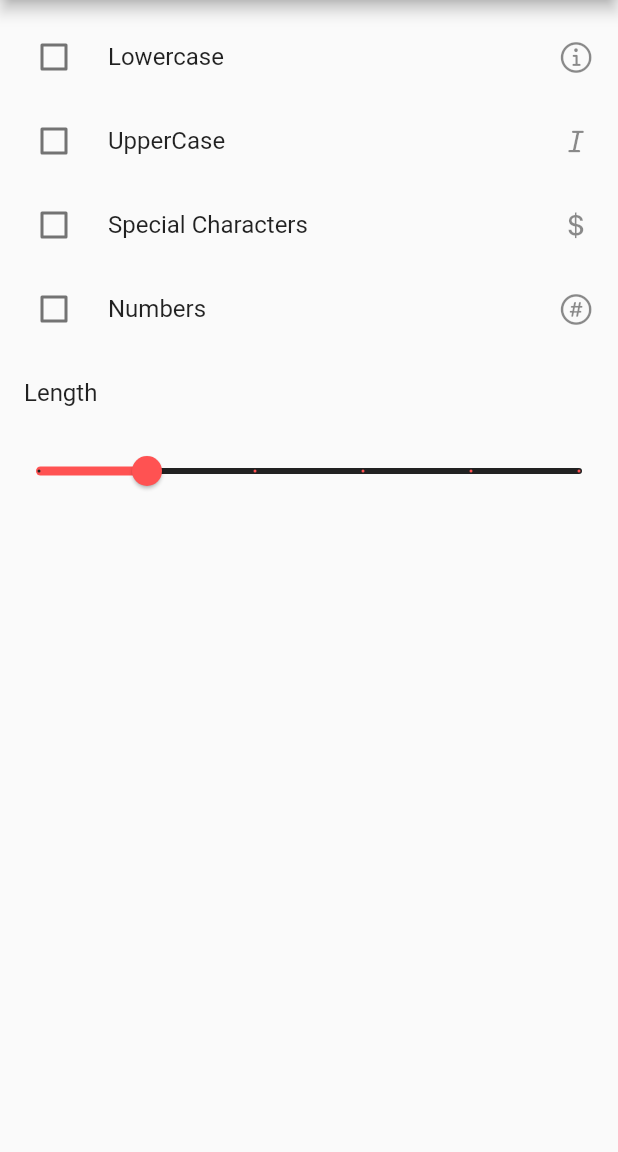
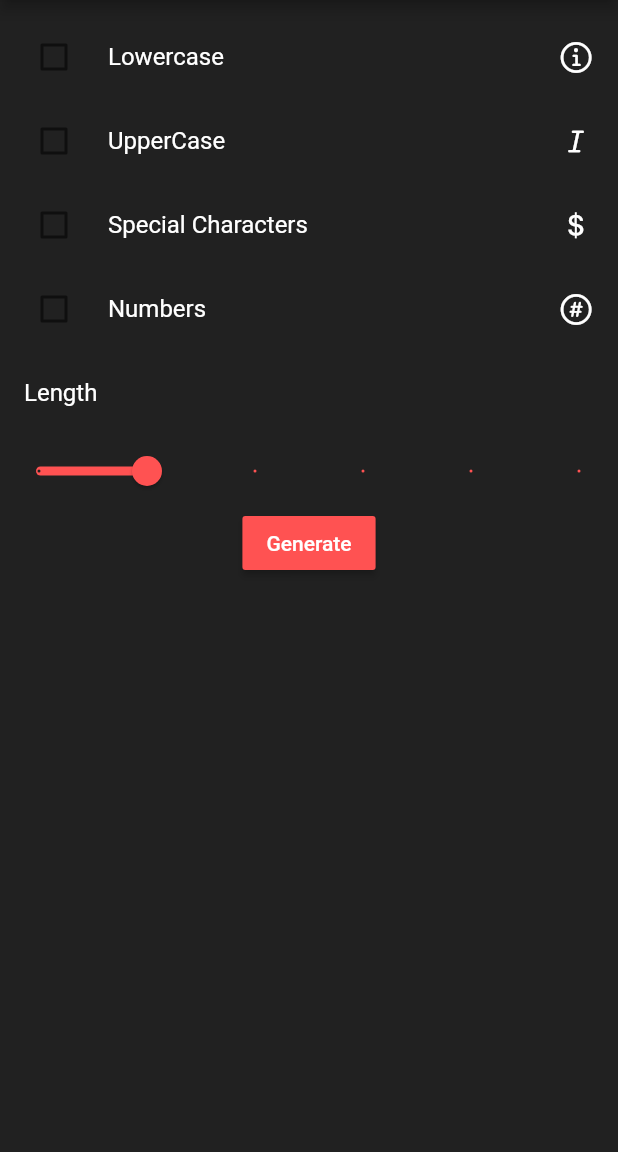
Before and after one commit to girishrajani/password_generator, a Flutter app: the screen it shows after launch, on a phone screen of 412 x 824 dp, the part 84-1236 px from its top. Run offline on Flutter 3.47's test engine with Material 2 defaults, Android fonts, the phone set to English and light mode, and no system bars.

Commit message:
UI Changes Done

```diff
--- a/lib/main.dart
+++ b/lib/main.dart
@@ -24,6 +24,7 @@ class _PassWordGenState extends State<PassWordGen> {
   @override
   Widget build(BuildContext context) {
     return Scaffold(
+      backgroundColor: Colors.grey[900],
       appBar: AppBar(
         centerTitle: true,
         backgroundColor: Colors.redAccent,
@@ -39,20 +40,35 @@ class _PassWordGenState extends State<PassWordGen> {
           CheckboxListTile(
             value: _lower,
             controlAffinity: ListTileControlAffinity.leading,
-            title: Text('Lowercase'),
-            secondary: Icon(CupertinoIcons.info),
+            title: Text(
+              'Lowercase',
+              style: TextStyle(
+                color: Colors.white,
+              ),
+            ),
+            secondary: Icon(
+              CupertinoIcons.info,
+              color: Colors.white,
+            ),
             onChanged: (bool value) {
               setState(() {
                 _lower = value;
               });
             },
             activeColor: Colors.redAccent,
+            checkColor: Colors.white,
           ),
           CheckboxListTile(
             value: _upper,
             controlAffinity: ListTileControlAffinity.leading,
-            title: Text('UpperCase'),
-            secondary: Icon(CupertinoIcons.italic),
+            title: Text(
+              'UpperCase',
+              style: TextStyle(color: Colors.white),
+            ),
+            secondary: Icon(
+              CupertinoIcons.italic,
+              color: Colors.white,
+            ),
             onChanged: (bool value) {
               setState(() {
                 _upper = value;
@@ -61,8 +77,16 @@ class _PassWordGenState extends State<PassWordGen> {
             activeColor: Colors.redAccent,
           ),
           CheckboxListTile(
-            title: Text('Special Characters'),
-            secondary: Icon(CupertinoIcons.money_dollar),
+            title: Text(
+              'Special Characters',
+              style: TextStyle(
+                color: Colors.white,
+              ),
+            ),
+            secondary: Icon(
+              CupertinoIcons.money_dollar,
+              color: Colors.white,
+            ),
             value: _char,
             controlAffinity: ListTileControlAffinity.leading,
             onChanged: (bool value) {
@@ -75,8 +99,16 @@ class _PassWordGenState extends State<PassWordGen> {
           CheckboxListTile(
             value: _num,
             controlAffinity: ListTileControlAffinity.leading,
-            title: Text('Numbers'),
-            secondary: Icon(CupertinoIcons.number_circle),
+            title: Text(
+              'Numbers',
+              style: TextStyle(
+                color: Colors.white,
+              ),
+            ),
+            secondary: Icon(
+              CupertinoIcons.number_circle,
+              color: Colors.white,
+            ),
             onChanged: (bool value) {
               setState(() {
                 _num = value;
@@ -85,7 +117,10 @@ class _PassWordGenState extends State<PassWordGen> {
             activeColor: Colors.redAccent,
           ),
           ListTile(
-            title: Text('Length'),
+            title: Text(
+              'Length',
+              style: TextStyle(color: Colors.white),
+            ),
           ),
           Slider(
             value: _len,
@@ -102,6 +137,16 @@ class _PassWordGenState extends State<PassWordGen> {
             activeColor: Colors.redAccent,
             inactiveColor: Colors.grey[900],
           ),
+          Center(
+            child: RaisedButton(
+              onPressed: () {},
+              color: Colors.redAccent,
+              child: Text(
+                'Generate',
+                style: TextStyle(color: Colors.white),
+              ),
+            ),
+          ),
         ],
       ),
     );
```
